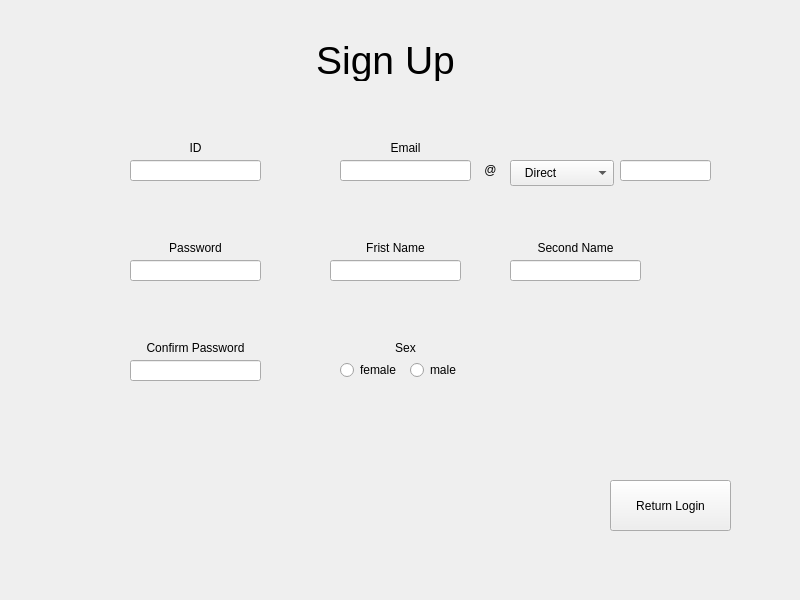
Before: the Qt Designer form Rc/ui/signup.ui in jieul2/Python-GUI-Application, drawn with Qt 5.
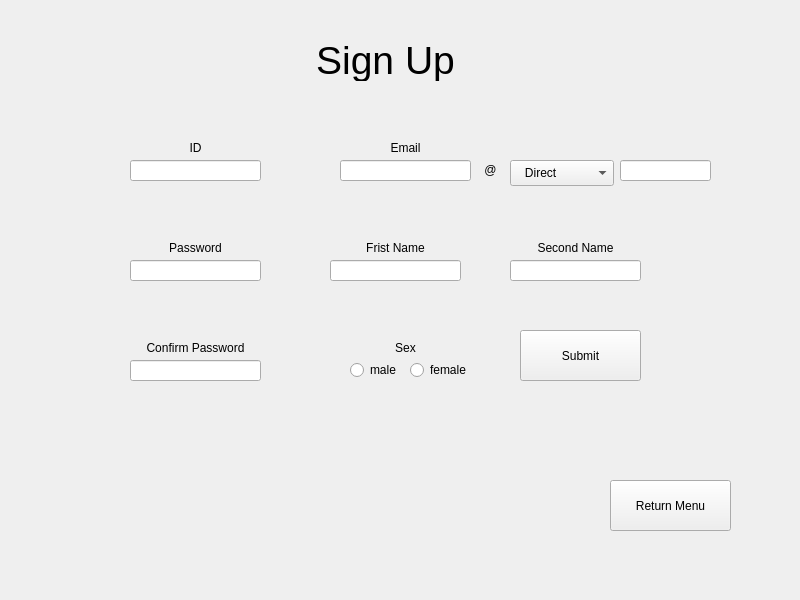
After: the same form once the commit is applied.

```diff
--- a/Rc/ui/signup.ui
+++ b/Rc/ui/signup.ui
@@ -77,7 +77,7 @@
   <widget class="QRadioButton" name="female">
    <property name="geometry">
     <rect>
-     <x>340</x>
+     <x>410</x>
      <y>360</y>
      <width>70</width>
      <height>20</height>
@@ -90,7 +90,7 @@
   <widget class="QRadioButton" name="male">
    <property name="geometry">
     <rect>
-     <x>410</x>
+     <x>350</x>
      <y>360</y>
      <width>54</width>
      <height>20</height>
@@ -315,7 +315,20 @@
     </rect>
    </property>
    <property name="text">
-    <string>Return Login</string>
+    <string>Return Menu</string>
+   </property>
+  </widget>
+  <widget class="QPushButton" name="signupButton">
+   <property name="geometry">
+    <rect>
+     <x>520</x>
+     <y>330</y>
+     <width>121</width>
+     <height>51</height>
+    </rect>
+   </property>
+   <property name="text">
+    <string>Submit</string>
    </property>
   </widget>
  </widget>
```
Left out of the diff: 16 changed lines with no effect on the pictures.
